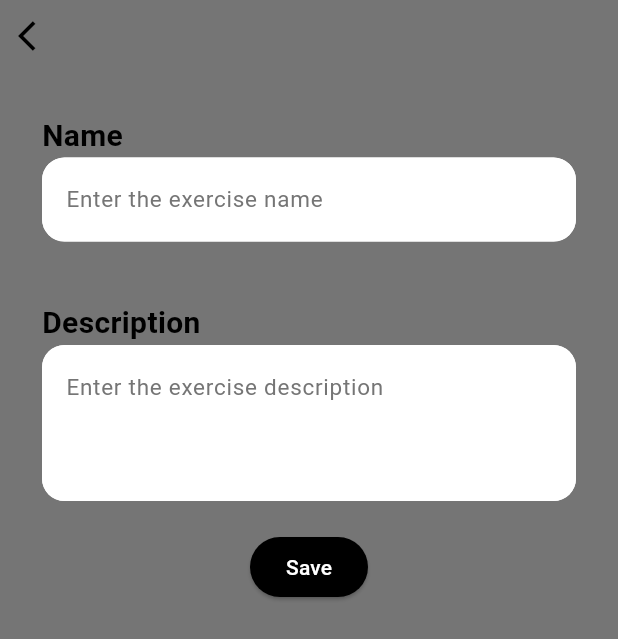
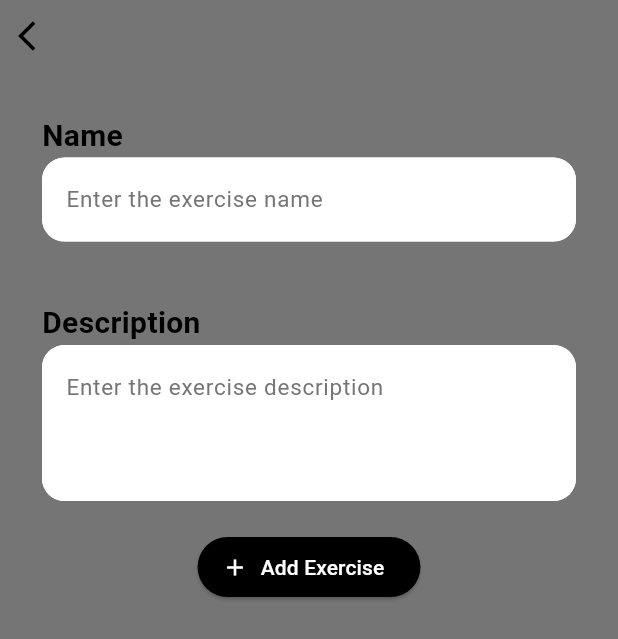
Before and after one commit to MaximeAlgosup/Team-Muscle, a Flutter app: the AddExercisePage screen opened by its route, on a phone screen of 412 x 824 dp. Shown: the top 639 px of the screen. Run offline on Flutter 3.47's test engine with Material 3 defaults, Android fonts, the phone set to English and light mode, and no system bars; our stand-ins replace go_router, sqflite; accounts and stored records are empty.

Commit message:
Finish exercise data refactor

```diff
--- a/team_muscle/lib/database/tables/exercise_data_table.dart
+++ b/team_muscle/lib/database/tables/exercise_data_table.dart
@@ -31,7 +31,7 @@ Future<ExerciseDataModel> findExerciseDataById(int id) async {
     reps: exerciseDataMaps.first['reps'] as int,
     sets: exerciseDataMaps.first['sets'] as int,
     isPersonalRecord: exerciseDataMaps.first['isPersonalRecord'] == 1,
-    exerciseId: id,
+    exerciseId:  exerciseDataMaps.first['ExerciseId'] as int,
     userId: globals.userIndex!,
   );
 }
--- a/team_muscle/lib/pages/exercises/add_exercise_page.dart
+++ b/team_muscle/lib/pages/exercises/add_exercise_page.dart
@@ -2,9 +2,9 @@ import 'package:flutter/material.dart';
 import 'package:go_router/go_router.dart';
 
 // Widgets
-import 'package:team_muscle/widgets/buttons/simple_button_widget.dart';
 import 'package:team_muscle/widgets/fields/text_area_widget.dart';
 import 'package:team_muscle/widgets/fields/text_field_widget.dart';
+import 'package:team_muscle/widgets/buttons/icon_button_widget.dart';
 
 // Controllers
 import 'package:team_muscle/controllers/exercise_controller.dart';
@@ -48,12 +48,13 @@ class AddExercisePage extends StatelessWidget {
                       hintText: 'Enter the exercise description',
                       controller: controller.description,
                     ),
-                    SimpleButtonWidget(
-                      label: 'Save',
+                    IconButtonWidget(
+                      label: 'Add Exercise',
                       onPressed: () {
                         controller.saveExercise();
                         context.goNamed('exercise_list');
                       },
+                      icon: Icons.add,
                     ),
                   ],
                 ),
--- a/team_muscle/lib/pages/generals/subscribe_page.dart
+++ b/team_muscle/lib/pages/generals/subscribe_page.dart
@@ -7,15 +7,9 @@ import 'package:team_muscle/controllers/user_controller.dart';
 
 // Widgets
 import 'package:team_muscle/widgets/fields/text_field_widget.dart';
-import 'package:team_muscle/widgets/buttons/simple_button_widget.dart';
+import 'package:team_muscle/widgets/buttons/icon_button_widget.dart';
 import 'package:team_muscle/widgets/buttons/back_app_bar_widget.dart';
 import 'package:team_muscle/widgets/fields/number_field_widget.dart';
-
-// Models
-import 'package:team_muscle/models/user_model.dart';
-
-// Tables
-import 'package:team_muscle/database/tables/user_table.dart';
 
 class SubscribePage extends StatefulWidget {
   const SubscribePage({super.key});
@@ -63,12 +57,13 @@ class _SubscribePageState extends State<SubscribePage> {
                 hintText: 'Enter your weight in kg',
                 controller: controller.weight,
               ),
-              SimpleButtonWidget(
-                label: 'Save User',
+              IconButtonWidget(
+                label: 'Add User',
                 onPressed: () {
                   controller.saveUser();
                   context.goNamed("login");
                 },
+                icon: Icons.add,
               ),
             ],
           ),
--- a/team_muscle/lib/pages/users/edit_profile_page.dart
+++ b/team_muscle/lib/pages/users/edit_profile_page.dart
@@ -68,14 +68,14 @@ class _EditProfilePageState extends State<EditProfilePage> {
                 controller: controller.weight,
               ),
               SimpleButtonWidget(
-                  label: 'Save data',
+                  label: 'Save',
                   onPressed: () {
                     controller.updateUser(globals.userIndex!);
                     context.goNamed("profile");
                   }
               ),
               SimpleButtonWidget(
-                label: 'Delete user',
+                label: 'Delete',
                 isWarning: true,
                 onPressed: () {
                   controller.deleteUser();
--- a/team_muscle/lib/routes.dart
+++ b/team_muscle/lib/routes.dart
@@ -135,7 +135,8 @@ final GoRouter router = GoRouter(
           if (exerciseDataId == null) {
             return const MaterialPage(child: ExerciseListPage());
           }
-          ExerciseDataController exerciseDataController = ExerciseDataController().getExoDataById(int.parse(exerciseDataId));
+          ExerciseDataController exerciseDataController = ExerciseDataController();
+          exerciseDataController.setBaseData(exerciseDataId, globals.userIndex!.toString());
           return MaterialPage(
               child: ExerciseDataPage(
                   exerciseDataId: int.parse(exerciseDataId),
--- a/team_muscle/lib/widgets/fields/date_field_widget.dart
+++ b/team_muscle/lib/widgets/fields/date_field_widget.dart
@@ -41,9 +41,9 @@ class DateFieldWidget extends StatelessWidget {
           Container(
             decoration: BoxDecoration(
               color: Colors.white,
-              borderRadius: BorderRadius.circular(20),
+              borderRadius: BorderRadius.circular(15),
               border: Border.all(
-                color: Colors.black,
+                color: Colors.white,
                 width: 2.5,
               ),
             ),
```
Also changed, not shown: team_muscle/lib/controllers/exercise_data_controller.dart (+13 -3 lines), team_muscle/lib/pages/exercise_datas/add_exercise_data_page.dart (+7 -2 lines), team_muscle/lib/pages/exercise_datas/edit_exercise_data_page.dart (+12 -9 lines), team_muscle/lib/pages/exercise_datas/exercise_data_page.dart (+19 -5 lines).
